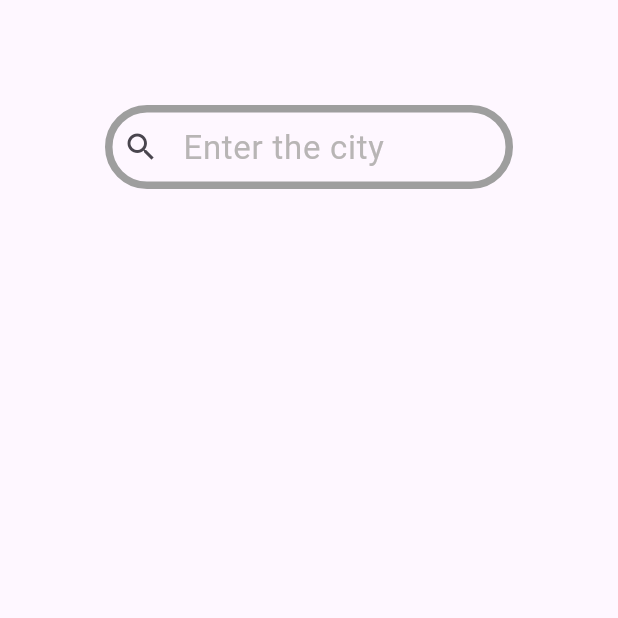
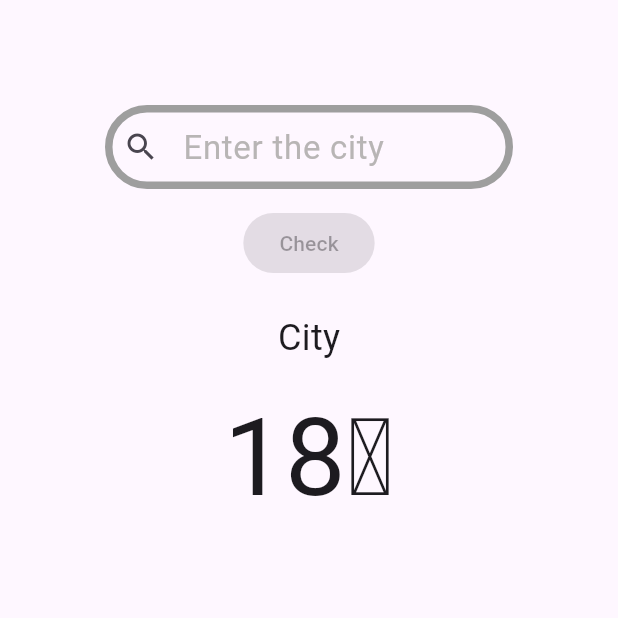
Before and after one commit to patryklaskowski1/api_weather_app, a Flutter app: the screen it shows after launch, on a phone screen of 412 x 824 dp, the top half of it. Run offline on Flutter 3.47's test engine with Material 2 defaults, Android fonts, the phone set to English and light mode, and no system bars.

Commit message:
Create elevatedbutton

```diff
--- a/lib/home/home_page.dart
+++ b/lib/home/home_page.dart
@@ -16,10 +16,30 @@ class HomePage extends StatelessWidget {
           mainAxisAlignment: MainAxisAlignment.start,
           children: [
             TextFieldSearchCity(),
+            SizedBox(
+              height: 12,
+            ),
+            ElevatedButton(
+              onPressed: null,
+              child: Text('Check'),
+            ),
+            SizedBox(height: 22),
+            Text(
+              'City',
+              style: TextStyle(
+                fontSize: 24,
+              ),
+            ),
+            SizedBox(height: 12),
+            Text(
+              '18℃',
+              style: TextStyle(
+                fontSize: 72,
+              ),
+            ),
           ],
         ),
-        )
-      ),
+      )),
     );
   }
 }
--- a/lib/main.dart
+++ b/lib/main.dart
@@ -13,7 +13,6 @@ class MyApp extends StatelessWidget {
     return MaterialApp(
       title: 'Flutter Demo',
       theme: ThemeData(
-        colorScheme: ColorScheme.fromSeed(seedColor: Colors.deepPurple),
         useMaterial3: true,
       ),
       home: const HomePage(),
```
Lines whose indentation alone changed are shown as unchanged.
